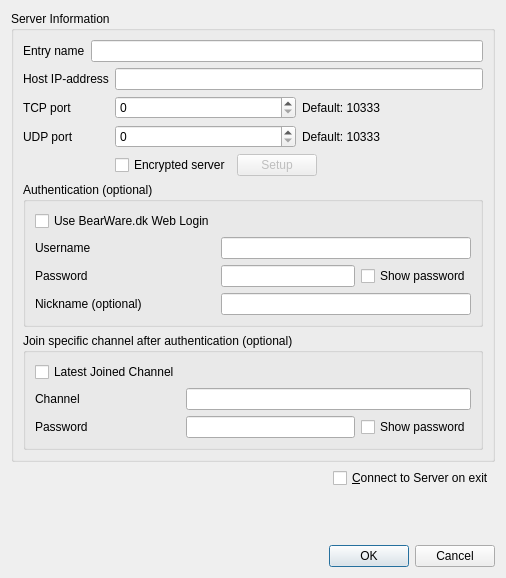
The window that Client/qtTeamTalk/serverdlg.ui (BearWare/TeamTalk5) describes before a commit, drawn with Qt 5.
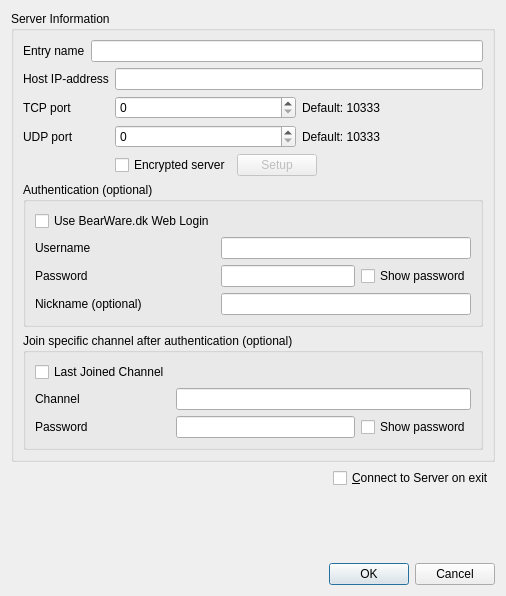
The same window after the commit.

Commit message:
Align "Last Joined Channel" with Android client
Qt client called it "Latest Joined Channel".

Diff of the .ui file:
```diff
--- a/Client/qtTeamTalk/serverdlg.ui
+++ b/Client/qtTeamTalk/serverdlg.ui
@@ -7,7 +7,7 @@
     <x>0</x>
     <y>0</y>
     <width>506</width>
-    <height>578</height>
+    <height>596</height>
    </rect>
   </property>
   <property name="windowTitle">
@@ -235,7 +235,7 @@
          <item row="0" column="0">
           <widget class="QCheckBox" name="lastChanChkBox">
            <property name="text">
-            <string>Latest Joined Channel</string>
+            <string>Last Joined Channel</string>
            </property>
           </widget>
          </item>
```
Left out of the diff: 26 changed lines with no effect on the pictures.
